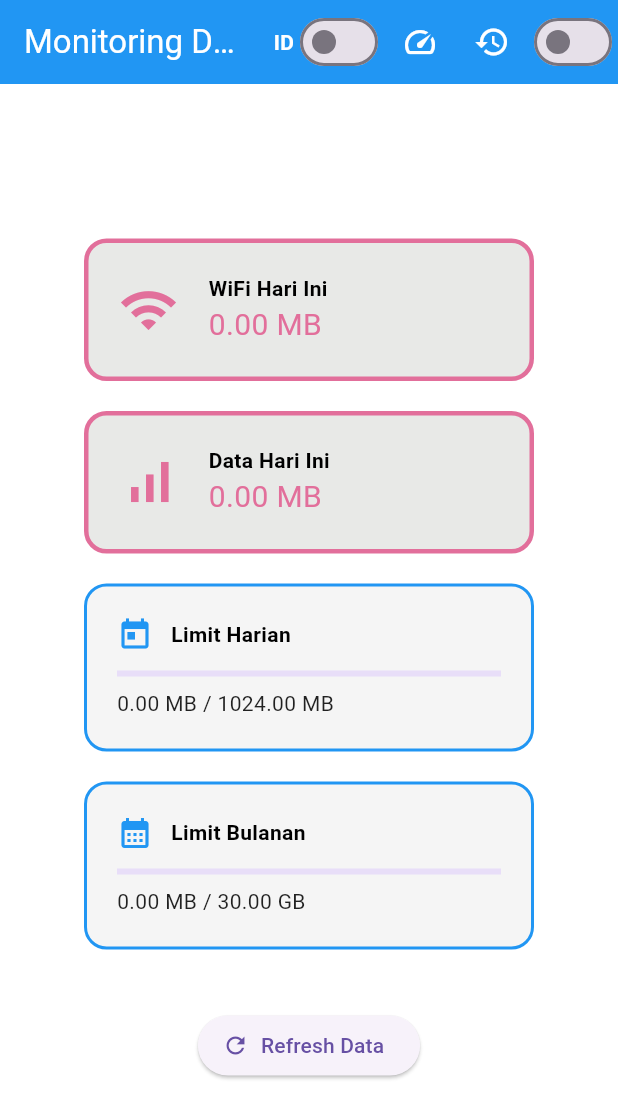
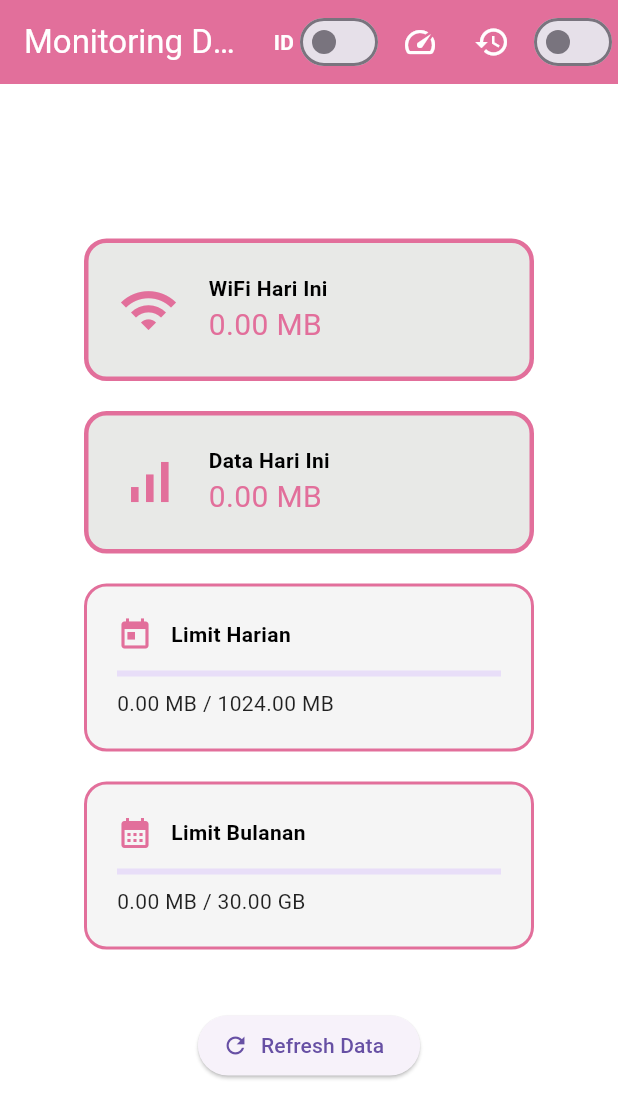
Before and after one commit to tomahelsa16/limit_kuota_kelompok_I_IVB, a Flutter app: the screen it shows after launch, on a phone screen of 412 x 824 dp. Shown: the top 1118 px of the screen. Run offline on Flutter 3.47's test engine with Material 3 defaults, Android fonts, the phone set to English and light mode, and no system bars; our stand-ins replace sqflite; missing offline and left inert: android_intent_plus; accounts and stored records are empty; statements that could not run were skipped.

Commit message:
edit history_page.dart and network_page.dart

```diff
--- a/lib/src/features/monitoring/history_page.dart
+++ b/lib/src/features/monitoring/history_page.dart
@@ -125,7 +125,7 @@ class _HistoryPageState extends State<HistoryPage> {
               return Card(
                 margin: const EdgeInsets.symmetric(horizontal: 10, vertical: 5),
                 child: ListTile(
-                  leading: const Icon(Icons.history, color: Colors.blue),
+                  leading: const Icon(Icons.history, color: Color.fromARGB(255, 226, 111, 155)),
                   title: Text(
                     item['date'], // Tanggal (YYYY-MM-DD)
                     style: const TextStyle(fontWeight: FontWeight.bold),
@@ -139,7 +139,7 @@ class _HistoryPageState extends State<HistoryPage> {
                   ),
                   trailing: IconButton(
                     tooltip: "Hapus riwayat ini",
-                    icon: const Icon(Icons.delete, color: Colors.red),
+                    icon: const Icon(Icons.delete, color: Color.fromARGB(255, 226, 111, 155)),
                     onPressed: () => _deleteHistoryItem(item['date']),
                   ),
                 ),
--- a/lib/src/features/monitoring/network_page.dart
+++ b/lib/src/features/monitoring/network_page.dart
@@ -374,7 +374,7 @@ class _NetworkState extends State<Network> {
     return Scaffold(
       backgroundColor: isDarkMode ? Colors.black : Colors.white,
       appBar: AppBar(
-        backgroundColor: isDarkMode ? Colors.grey[900] : Colors.blue,
+        backgroundColor: isDarkMode ? Colors.grey[900] : Color.fromARGB(255, 226, 111, 155),
         title: Text(_t('title'), style: const TextStyle(color: Colors.white)),
         actions: [
           Center(
@@ -383,7 +383,7 @@ class _NetworkState extends State<Network> {
           ),
           Switch(
             value: isEnglish,
-            activeColor: Colors.orange,
+            activeColor: Color.fromARGB(255, 44, 35, 38),
             onChanged: (value) => setState(() => isEnglish = value),
           ),
           IconButton(
@@ -462,14 +462,14 @@ class _NetworkState extends State<Network> {
       decoration: BoxDecoration(
         color: isDarkMode ? Colors.grey[850] : Colors.grey[100],
         borderRadius: BorderRadius.circular(15),
-        border: Border.all(width: 2.0, color: isDarkMode ? Colors.white70 : Colors.blue),
+        border: Border.all(width: 2.0, color: isDarkMode ? Colors.white70 : Color.fromARGB(255, 226, 111, 155)),
       ),
       child: Column(
         crossAxisAlignment: CrossAxisAlignment.start,
         children: [
           Row(
             children: [
-              Icon(icon, color: isDarkMode ? Colors.white : Colors.blue),
+              Icon(icon, color: isDarkMode ? Colors.white : Color.fromARGB(255, 226, 111, 155)),
               const SizedBox(width: 12),
               Text(title, style: TextStyle(fontWeight: FontWeight.bold, color: isDarkMode ? Colors.white : Colors.black)),
             ],
```
